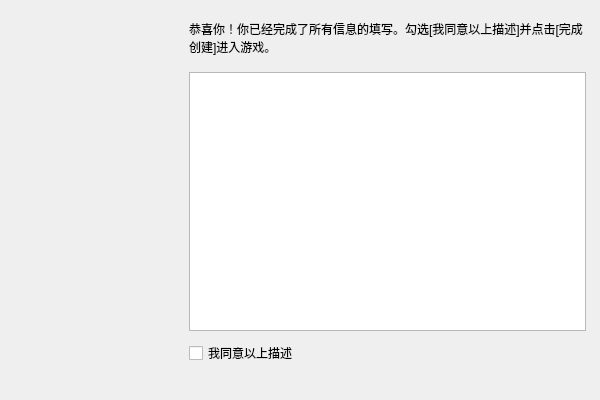
Before: the Qt Designer form src/coeus/coeus_client_qt/character_creator_summary_page.ui in AngryPowman/Coeus, drawn with Qt 5.
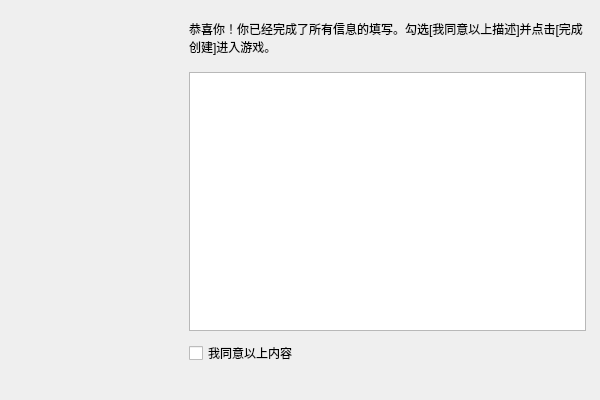
After: the same form once the commit is applied.

Patch:
```diff
--- a/src/coeus/coeus_client_qt/character_creator_summary_page.ui
+++ b/src/coeus/coeus_client_qt/character_creator_summary_page.ui
@@ -61,7 +61,7 @@
     </rect>
    </property>
    <property name="text">
-    <string>我同意以上描述</string>
+    <string>我同意以上内容</string>
    </property>
   </widget>
  </widget>
```
